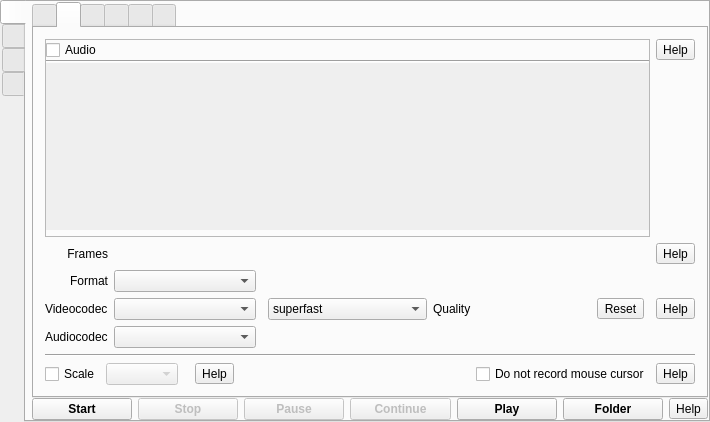
This is src/formMainWindow.ui in vkohaupt/vokoscreenNG as Qt 5 draws it before an edit. The edited form follows.
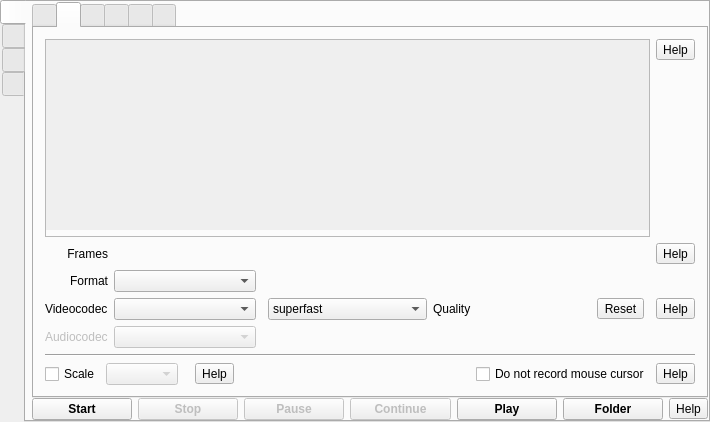
This is the edited form. Icons and pictures are not drawn.

Commit message: Switch  Audio on/off removed

What changed in the file:
```diff
--- a/src/formMainWindow.ui
+++ b/src/formMainWindow.ui
@@ -443,40 +443,6 @@
                  <property name="bottomMargin">
                   <number>6</number>
                  </property>
-                 <item>
-                  <layout class="QHBoxLayout" name="horizontalLayout_3" stretch="0,0">
-                   <item>
-                    <widget class="QCheckBox" name="checkBoxAudioOnOff">
-                     <property name="text">
-                      <string>Audio</string>
-                     </property>
-                     <property name="checked">
-                      <bool>false</bool>
-                     </property>
-                    </widget>
-                   </item>
-                   <item>
-                    <spacer name="horizontalSpacer_14">
-                     <property name="orientation">
-                      <enum>Qt::Horizontal</enum>
-                     </property>
-                     <property name="sizeHint" stdset="0">
-                      <size>
-                       <width>40</width>
-                       <height>20</height>
-                      </size>
-                     </property>
-                    </spacer>
-                   </item>
-                  </layout>
-                 </item>
-                 <item>
-                  <widget class="Line" name="line_6">
-                   <property name="orientation">
-                    <enum>Qt::Horizontal</enum>
-                   </property>
-                  </widget>
-                 </item>
                  <item>
                   <widget class="QScrollArea" name="scrollAreaAudioDevice">
                    <property name="frameShape">
@@ -494,7 +460,7 @@
                       <x>0</x>
                       <y>0</y>
                       <width>535</width>
-                      <height>81</height>
+                      <height>108</height>
                      </rect>
                     </property>
                     <layout class="QVBoxLayout" name="verticalLayoutAudioDevices">
@@ -737,10 +703,17 @@
                </widget>
               </item>
               <item row="4" column="2">
-               <widget class="QComboBox" name="comboBoxAudioCodec"/>
+               <widget class="QComboBox" name="comboBoxAudioCodec">
+                <property name="enabled">
+                 <bool>false</bool>
+                </property>
+               </widget>
               </item>
               <item row="4" column="1">
                <widget class="QLabel" name="labelAudioCodec">
+                <property name="enabled">
+                 <bool>false</bool>
+                </property>
                 <property name="text">
                  <string>Audiocodec</string>
                 </property>
```
Left out of the diff: 1 changed line with no effect on the pictures. The commit also changes 4 other files.
